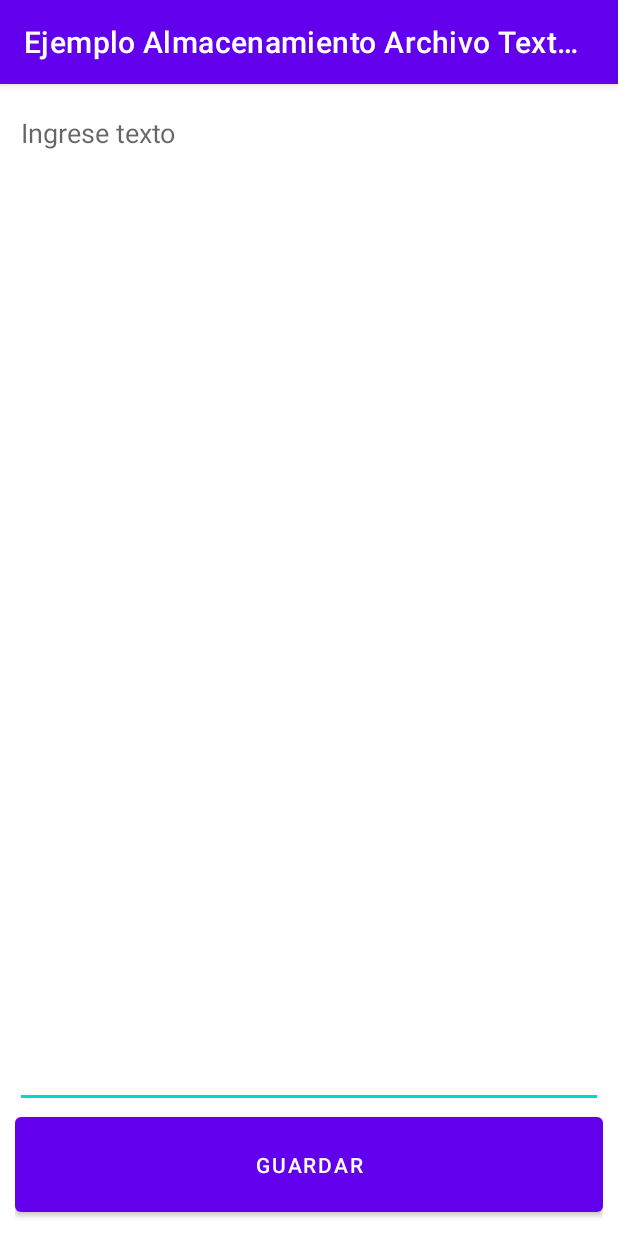
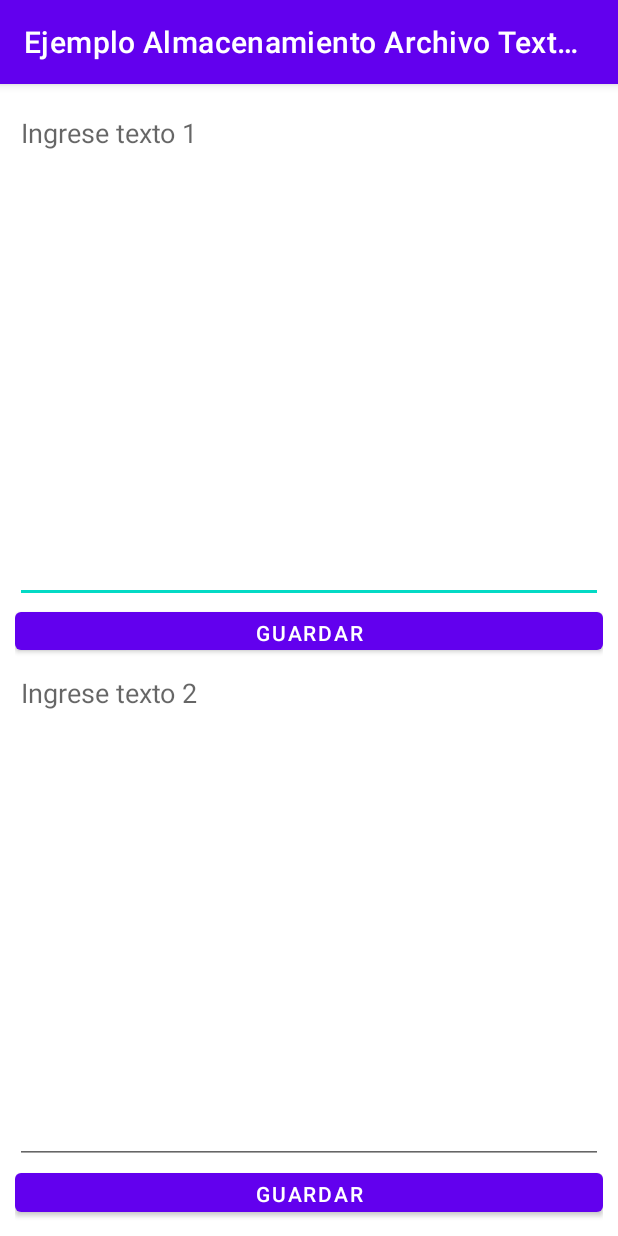
Before and after one commit to heltonsmith/ArchivoTextoAndroidJava, an Android app: the screen it shows after launch (MainActivity), on a phone screen of 412 x 824 dp. Run offline under Robolectric (Android 15) with nearby library versions, the phone set to English and light mode, and no system bars.

Commit message:
Agregué segundo EditText, segundo Button Guardar y un segundo archivo (archivo2.txt)

```diff
--- a/app/src/main/java/com/heltonbustos/ejemploalmacenamientoarchivotexto01/MainActivity.java
+++ b/app/src/main/java/com/heltonbustos/ejemploalmacenamientoarchivotexto01/MainActivity.java
@@ -16,8 +16,8 @@ import java.io.OutputStreamWriter;
 
 public class MainActivity extends AppCompatActivity {
 
-    EditText texto;
-    Button btnGuardar;
+    EditText texto, texto2;
+    Button btnGuardar, btnGuardar2;
 
     @Override
     protected void onCreate(Bundle savedInstanceState) {
@@ -26,6 +26,9 @@ public class MainActivity extends AppCompatActivity {
 
         texto = findViewById(R.id.txtTexto);
         btnGuardar = findViewById(R.id.btnGuardar);
+
+        texto2 = findViewById(R.id.txtTexto2);
+        btnGuardar2 = findViewById(R.id.btnGuardar2);
 
         String archivos[] = fileList();
 
@@ -44,6 +47,26 @@ public class MainActivity extends AppCompatActivity {
                 br.close();
                 archivo.close();
                 texto.setText(cadenaCompleta);
+            } catch (IOException e){
+                e.printStackTrace();
+            }
+        }
+
+        if(ArchivoExiste(archivos, "tareas2.txt")){
+            try {
+                InputStreamReader archivo = new InputStreamReader(openFileInput("tareas2.txt"));
+                BufferedReader br = new BufferedReader(archivo);
+                String linea = br.readLine();
+                String cadenaCompleta = "";
+
+                while (linea != null) {
+                    cadenaCompleta = cadenaCompleta + linea + "\n";
+                    linea = br.readLine();
+                }
+
+                br.close();
+                archivo.close();
+                texto2.setText(cadenaCompleta);
             } catch (IOException e){
                 e.printStackTrace();
             }
@@ -69,6 +92,26 @@ public class MainActivity extends AppCompatActivity {
             }
         });
 
+        btnGuardar2.setOnClickListener(new View.OnClickListener() {
+            @Override
+            public void onClick(View view) {
+                try {
+                    String textoMulti = texto2.getText().toString();
+
+                    OutputStreamWriter archivo =
+                            new OutputStreamWriter(openFileOutput("tareas2.txt", Activity.MODE_PRIVATE));
+
+                    archivo.write(textoMulti);
+                    archivo.flush();
+                    archivo.close();
+                } catch (IOException e){
+                    e.printStackTrace();
+                }
+
+                Toast.makeText(MainActivity.this, "Texto almacenado correctamente!", Toast.LENGTH_SHORT).show();
+            }
+        });
+
     }
 
     private boolean ArchivoExiste(String[] archivos, String s) {
--- a/app/src/main/res/layout/activity_main.xml
+++ b/app/src/main/res/layout/activity_main.xml
@@ -15,7 +15,7 @@
         android:layout_weight="90"
         android:ems="10"
         android:gravity="start|top"
-        android:hint="Ingrese texto"
+        android:hint="Ingrese texto 1"
         android:inputType="textMultiLine" />
 
     <Button
@@ -24,4 +24,21 @@
         android:layout_height="0dp"
         android:text="Guardar"
         android:layout_weight="10"/>
+
+    <EditText
+        android:id="@+id/txtTexto2"
+        android:layout_width="match_parent"
+        android:layout_height="0dp"
+        android:layout_weight="90"
+        android:ems="10"
+        android:gravity="start|top"
+        android:hint="Ingrese texto 2"
+        android:inputType="textMultiLine" />
+
+    <Button
+        android:id="@+id/btnGuardar2"
+        android:layout_width="match_parent"
+        android:layout_height="0dp"
+        android:text="Guardar"
+        android:layout_weight="10"/>
 </LinearLayout>
```
